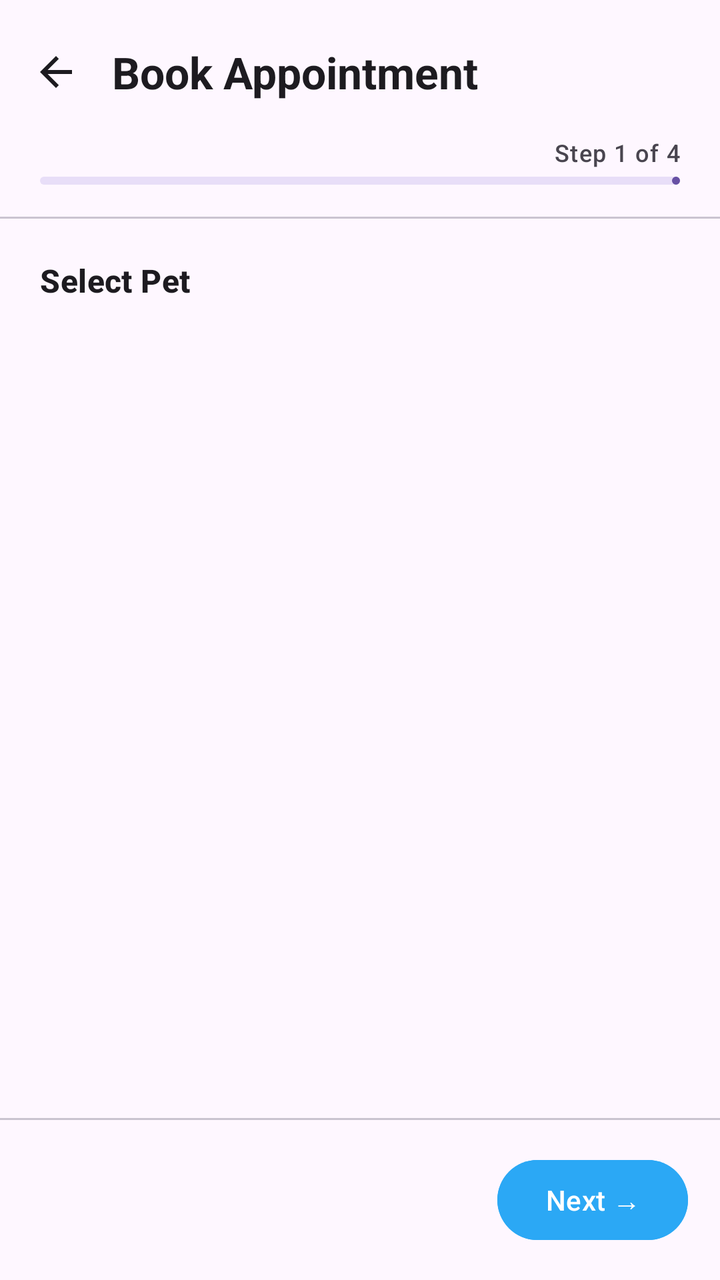
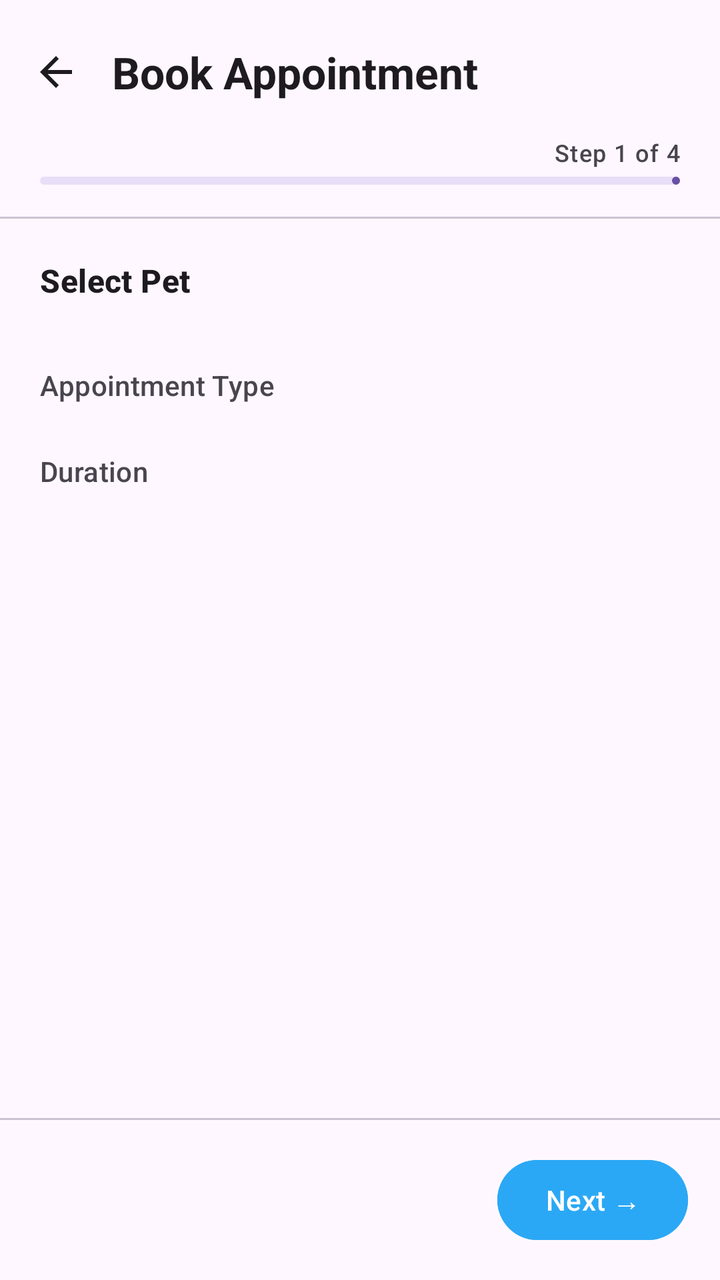

An Android layout rendered at two revisions. The XML below is the earlier revision; the diff shows what the commit changed to produce the second picture.
<!-- AndroidManifest.xml: application theme Theme.VET4PET -->
<!-- res/layout/fragment_book_appointment.xml -->
<?xml version="1.0" encoding="utf-8"?>
<LinearLayout xmlns:android="http://schemas.android.com/apk/res/android"
    xmlns:app="http://schemas.android.com/apk/res-auto"
    android:layout_width="match_parent"
    android:layout_height="match_parent"
    android:orientation="vertical">

    
    <LinearLayout
        android:layout_width="match_parent"
        android:layout_height="wrap_content"
        android:orientation="horizontal"
        android:gravity="center_vertical"
        android:paddingStart="4dp"
        android:paddingEnd="16dp"
        android:paddingTop="12dp"
        android:paddingBottom="8dp">

        <ImageButton
            android:id="@+id/btn_back"
            android:layout_width="48dp"
            android:layout_height="48dp"
            android:src="@drawable/ic_arrow_back"
            android:background="?attr/selectableItemBackgroundBorderless"
            android:contentDescription="@string/cd_back"
            app:tint="?attr/colorOnSurface" />

        <TextView
            android:layout_width="0dp"
            android:layout_height="wrap_content"
            android:layout_weight="1"
            android:layout_marginStart="4dp"
            android:text="@string/book_title"
            android:textAppearance="?attr/textAppearanceTitleLarge"
            android:textStyle="bold"
            android:textColor="?attr/colorOnSurface" />
    </LinearLayout>

    
    <TextView
        android:id="@+id/tv_step_label"
        android:layout_width="match_parent"
        android:layout_height="wrap_content"
        android:paddingHorizontal="20dp"
        android:paddingBottom="4dp"
        android:textAppearance="?attr/textAppearanceLabelMedium"
        android:textColor="?attr/colorOnSurfaceVariant"
        android:gravity="end"
        android:text="Step 1 of 4" />

    <com.google.android.material.progressindicator.LinearProgressIndicator
        android:id="@+id/progress_step"
        android:layout_width="match_parent"
        android:layout_height="wrap_content"
        android:layout_marginHorizontal="20dp"
        android:layout_marginBottom="16dp"
        app:trackCornerRadius="4dp" />

    <com.google.android.material.divider.MaterialDivider
        android:layout_width="match_parent"
        android:layout_height="wrap_content" />

    
    <androidx.core.widget.NestedScrollView
        android:layout_width="match_parent"
        android:layout_height="0dp"
        android:layout_weight="1"
        android:fillViewport="true">

        <LinearLayout
            android:layout_width="match_parent"
            android:layout_height="wrap_content"
            android:orientation="vertical"
            android:padding="20dp">

            
            <LinearLayout
                android:id="@+id/step_card_1"
                android:layout_width="match_parent"
                android:layout_height="wrap_content"
                android:orientation="vertical">

                <TextView
                    android:layout_width="wrap_content"
                    android:layout_height="wrap_content"
                    android:layout_marginBottom="12dp"
                    android:text="@string/book_step1_title"
                    android:textAppearance="?attr/textAppearanceTitleMedium"
                    android:textStyle="bold"
                    android:textColor="?attr/colorOnSurface" />

                <com.google.android.material.progressindicator.CircularProgressIndicator
                    android:id="@+id/progress_step1"
                    android:layout_width="wrap_content"
                    android:layout_height="wrap_content"
                    android:layout_gravity="center_horizontal"
                    android:visibility="gone" />

                <com.google.android.material.chip.ChipGroup
                    android:id="@+id/chip_group_pets"
                    android:layout_width="match_parent"
                    android:layout_height="wrap_content"
                    app:singleSelection="true" />

            </LinearLayout>

            
            <LinearLayout
                android:id="@+id/step_card_2"
                android:layout_width="match_parent"
                android:layout_height="wrap_content"
                android:orientation="vertical"
                android:visibility="gone">

                <TextView
                    android:layout_width="wrap_content"
                    android:layout_height="wrap_content"
                    android:layout_marginBottom="12dp"
                    android:text="@string/book_step2_title"
                    android:textAppearance="?attr/textAppearanceTitleMedium"
                    android:textStyle="bold"
                    android:textColor="?attr/colorOnSurface" />

                <com.google.android.material.progressindicator.CircularProgressIndicator
                    android:id="@+id/progress_step2"
                    android:layout_width="wrap_content"
                    android:layout_height="wrap_content"
                    android:layout_gravity="center_horizontal"
                    android:visibility="gone" />

                <com.google.android.material.chip.ChipGroup
                    android:id="@+id/chip_group_vets"
                    android:layout_width="match_parent"
                    android:layout_height="wrap_content"
                    app:singleSelection="true" />

            </LinearLayout>

            
            <LinearLayout
                android:id="@+id/step_card_3"
                android:layout_width="match_parent"
                android:layout_height="wrap_content"
                android:orientation="vertical"
                android:visibility="gone">

                <TextView
                    android:layout_width="wrap_content"
                    android:layout_height="wrap_content"
                    android:layout_marginBottom="12dp"
                    android:text="@string/book_step3_title"
                    android:textAppearance="?attr/textAppearanceTitleMedium"
                    android:textStyle="bold"
                    android:textColor="?attr/colorOnSurface" />

                <com.google.android.material.button.MaterialButton
                    android:id="@+id/btn_pick_date"
                    style="@style/Widget.Material3.Button.OutlinedButton"
                    android:layout_width="match_parent"
                    android:layout_height="wrap_content"
                    android:text="@string/book_pick_date"
                    app:icon="@drawable/ic_nav_appointments" />

                <com.google.android.material.progressindicator.CircularProgressIndicator
                    android:id="@+id/progress_slots"
                    android:layout_width="wrap_content"
                    android:layout_height="wrap_content"
                    android:layout_gravity="center_horizontal"
                    android:layout_marginTop="12dp"
                    android:visibility="gone" />

                <TextView
                    android:id="@+id/tv_no_slots"
                    android:layout_width="match_parent"
                    android:layout_height="wrap_content"
                    android:layout_marginTop="12dp"
                    android:gravity="center"
                    android:text="@string/book_no_slots"
                    android:textAppearance="?attr/textAppearanceBodyMedium"
                    android:textColor="?attr/colorOnSurfaceVariant"
                    android:visibility="gone" />

                <TextView
                    android:layout_width="wrap_content"
                    android:layout_height="wrap_content"
                    android:layout_marginTop="16dp"
                    android:layout_marginBottom="8dp"
                    android:text="@string/book_available_times"
                    android:textAppearance="?attr/textAppearanceLabelLarge"
                    android:textColor="?attr/colorOnSurfaceVariant" />

                <com.google.android.material.chip.ChipGroup
                    android:id="@+id/chip_group_slots"
                    android:layout_width="match_parent"
                    android:layout_height="wrap_content"
                    android:visibility="gone"
                    app:singleSelection="true" />

            </LinearLayout>

            
            <LinearLayout
                android:id="@+id/step_card_4"
                android:layout_width="match_parent"
                android:layout_height="wrap_content"
                android:orientation="vertical"
                android:visibility="gone">

                <TextView
                    android:layout_width="wrap_content"
                    android:layout_height="wrap_content"
                    android:layout_marginBottom="16dp"
                    android:text="@string/book_step4_title"
                    android:textAppearance="?attr/textAppearanceTitleMedium"
                    android:textStyle="bold"
                    android:textColor="?attr/colorOnSurface" />

                <com.google.android.material.card.MaterialCardView
                    style="@style/Widget.Material3.CardView.Filled"
                    android:layout_width="match_parent"
                    android:layout_height="wrap_content"
                    app:cardCornerRadius="16dp"
                    app:cardElevation="0dp">

                    <LinearLayout
                        android:layout_width="match_parent"
                        android:layout_height="wrap_content"
                        android:orientation="vertical"
                        android:padding="16dp">

                        <LinearLayout android:layout_width="match_parent"
                            android:layout_height="wrap_content" android:orientation="horizontal"
                            android:layout_marginBottom="8dp">
                            <TextView android:layout_width="0dp" android:layout_height="wrap_content"
                                android:layout_weight="1"
                                android:text="@string/book_review_pet"
                                android:textAppearance="?attr/textAppearanceLabelLarge"
                                android:textColor="?attr/colorOnSurfaceVariant" />
                            <TextView android:id="@+id/tv_review_pet"
                                android:layout_width="wrap_content" android:layout_height="wrap_content"
                                android:textAppearance="?attr/textAppearanceBodyLarge"
                                android:textStyle="bold"
                                android:textColor="?attr/colorOnSurface" />
                        </LinearLayout>

                        <LinearLayout android:layout_width="match_parent"
                            android:layout_height="wrap_content" android:orientation="horizontal"
                            android:layout_marginBottom="8dp">
                            <TextView android:layout_width="0dp" android:layout_height="wrap_content"
                                android:layout_weight="1"
                                android:text="@string/book_review_vet"
                                android:textAppearance="?attr/textAppearanceLabelLarge"
                                android:textColor="?attr/colorOnSurfaceVariant" />
                            <TextView android:id="@+id/tv_review_vet"
                                android:layout_width="wrap_content" android:layout_height="wrap_content"
                                android:textAppearance="?attr/textAppearanceBodyLarge"
                                android:textColor="?attr/colorOnSurface" />
                        </LinearLayout>

                        <LinearLayout android:layout_width="match_parent"
                            android:layout_height="wrap_content" android:orientation="horizontal"
                            android:layout_marginBottom="8dp">
                            <TextView android:layout_width="0dp" android:layout_height="wrap_content"
                                android:layout_weight="1"
                                android:text="@string/book_review_date"
                                android:textAppearance="?attr/textAppearanceLabelLarge"
                                android:textColor="?attr/colorOnSurfaceVariant" />
                            <TextView android:id="@+id/tv_review_date"
                                android:layout_width="wrap_content" android:layout_height="wrap_content"
                                android:textAppearance="?attr/textAppearanceBodyLarge"
                                android:textColor="?attr/colorOnSurface" />
                        </LinearLayout>

                        <LinearLayout android:layout_width="match_parent"
                            android:layout_height="wrap_content" android:orientation="horizontal">
                            <TextView android:layout_width="0dp" android:layout_height="wrap_content"
                                android:layout_weight="1"
                                android:text="@string/book_review_time"
                                android:textAppearance="?attr/textAppearanceLabelLarge"
                                android:textColor="?attr/colorOnSurfaceVariant" />
                            <TextView android:id="@+id/tv_review_time"
                                android:layout_width="wrap_content" android:layout_height="wrap_content"
                                android:textAppearance="?attr/textAppearanceBodyLarge"
                                android:textStyle="bold"
                                android:textColor="?attr/colorPrimary" />
                        </LinearLayout>

                    </LinearLayout>
                </com.google.android.material.card.MaterialCardView>

                
                <com.google.android.material.textfield.TextInputLayout
                    android:layout_width="match_parent"
                    android:layout_height="wrap_content"
                    android:layout_marginTop="16dp"
                    android:hint="@string/book_notes_hint"
                    style="@style/Widget.Material3.TextInputLayout.OutlinedBox">
                    <com.google.android.material.textfield.TextInputEditText
                        android:id="@+id/et_notes"
                        android:layout_width="match_parent"
                        android:layout_height="wrap_content"
                        android:inputType="textMultiLine|textCapSentences"
                        android:minLines="2"
                        android:maxLines="4" />
                </com.google.android.material.textfield.TextInputLayout>

            </LinearLayout>

        </LinearLayout>
    </androidx.core.widget.NestedScrollView>

    <com.google.android.material.divider.MaterialDivider
        android:layout_width="match_parent"
        android:layout_height="wrap_content" />

    
    <LinearLayout
        android:layout_width="match_parent"
        android:layout_height="wrap_content"
        android:orientation="horizontal"
        android:gravity="center_vertical"
        android:padding="16dp">

        <com.google.android.material.button.MaterialButton
            android:id="@+id/btn_prev"
            style="@style/Widget.Material3.Button.OutlinedButton"
            android:layout_width="wrap_content"
            android:layout_height="wrap_content"
            android:text="@string/book_prev"
            android:visibility="gone" />

        <android.view.View
            android:layout_width="0dp"
            android:layout_height="1dp"
            android:layout_weight="1" />

        <com.google.android.material.progressindicator.CircularProgressIndicator
            android:id="@+id/progress_confirm"
            android:layout_width="wrap_content"
            android:layout_height="wrap_content"
            android:layout_marginEnd="12dp"
            android:visibility="gone" />

        <com.google.android.material.button.MaterialButton
            android:id="@+id/btn_next"
            style="@style/Widget.Material3.Button"
            android:layout_width="wrap_content"
            android:layout_height="wrap_content"
            android:backgroundTint="@color/brand"
            android:text="@string/book_next" />

    </LinearLayout>

</LinearLayout>
<!-- resources referenced by this layout -->
<resources>
  <color name="brand">#2BA8F5</color>
  <!-- drawable ic_arrow_back (drawable) -->
  <?xml version="1.0" encoding="utf-8"?>
  <vector xmlns:android="http://schemas.android.com/apk/res/android"
      android:width="24dp"
      android:height="24dp"
      android:viewportWidth="24"
      android:viewportHeight="24">
      <path
          android:fillColor="?attr/colorControlNormal"
          android:pathData="M20,11H7.83l5.59,-5.59L12,4l-8,8 8,8 1.41,-1.41L7.83,13H20v-2z" />
  </vector>
  <!-- drawable ic_nav_appointments (drawable) -->
  <?xml version="1.0" encoding="utf-8"?>
  <vector xmlns:android="http://schemas.android.com/apk/res/android"
      android:width="24dp"
      android:height="24dp"
      android:viewportWidth="24"
      android:viewportHeight="24">
      <path
          android:fillColor="?attr/colorControlNormal"
          android:pathData="M17,12h-5v5h5v-5zM16,1v2H8V1H6v2H5C3.89,3 3.01,3.9 3.01,5L3,19c0,1.1 0.89,2 2,2h14c1.1,0 2,-0.9 2,-2V5c0,-1.1 -0.9,-2 -2,-2h-1V1h-2zM19,19H5V8h14v11z" />
  </vector>
  <string name="book_available_times">Available times</string>
  <string name="book_next">Next →</string>
  <string name="book_no_slots">No available slots for this date</string>
  <string name="book_notes_hint">Notes (optional)</string>
  <string name="book_pick_date">Pick a date</string>
  <string name="book_prev">← Back</string>
  <string name="book_review_date">Date</string>
  <string name="book_review_pet">Pet</string>
  <string name="book_review_time">Time</string>
  <string name="book_review_vet">Vet</string>
  <string name="book_step1_title">Select Pet</string>
  <string name="book_step2_title">Select Veterinarian</string>
  <string name="book_step3_title">Select Date &amp; Time</string>
  <string name="book_step4_title">Review &amp; Confirm</string>
  <string name="book_title">Book Appointment</string>
  <string name="cd_back">Back</string>
  <style name="Theme.VET4PET" parent="Theme.Material3.DayNight.NoActionBar" />
</resources>

<!-- the commit's change to res/layout/fragment_book_appointment.xml (unified diff, before → after) -->
@@ -102,6 +102,38 @@
                     android:layout_height="wrap_content"
                     app:singleSelection="true" />
 
+                
+                <TextView
+                    android:layout_width="wrap_content"
+                    android:layout_height="wrap_content"
+                    android:layout_marginTop="20dp"
+                    android:layout_marginBottom="8dp"
+                    android:text="@string/book_type_label"
+                    android:textAppearance="?attr/textAppearanceLabelLarge"
+                    android:textColor="?attr/colorOnSurfaceVariant" />
+
+                <com.google.android.material.chip.ChipGroup
+                    android:id="@+id/chip_group_type"
+                    android:layout_width="match_parent"
+                    android:layout_height="wrap_content"
+                    app:singleSelection="true" />
+
+                
+                <TextView
+                    android:layout_width="wrap_content"
+                    android:layout_height="wrap_content"
+                    android:layout_marginTop="16dp"
+                    android:layout_marginBottom="8dp"
+                    android:text="@string/book_duration_label"
+                    android:textAppearance="?attr/textAppearanceLabelLarge"
+                    android:textColor="?attr/colorOnSurfaceVariant" />
+
+                <com.google.android.material.chip.ChipGroup
+                    android:id="@+id/chip_group_duration"
+                    android:layout_width="match_parent"
+                    android:layout_height="wrap_content"
+                    app:singleSelection="true" />
+
             </LinearLayout>
 
             
@@ -272,7 +304,8 @@
                         </LinearLayout>
 
                         <LinearLayout android:layout_width="match_parent"
-                            android:layout_height="wrap_content" android:orientation="horizontal">
+                            android:layout_height="wrap_content" android:orientation="horizontal"
+                            android:layout_marginBottom="8dp">
                             <TextView android:layout_width="0dp" android:layout_height="wrap_content"
                                 android:layout_weight="1"
                                 android:text="@string/book_review_time"
@@ -283,6 +316,33 @@
                                 android:textAppearance="?attr/textAppearanceBodyLarge"
                                 android:textStyle="bold"
                                 android:textColor="?attr/colorPrimary" />
+                        </LinearLayout>
+
+                        <LinearLayout android:layout_width="match_parent"
+                            android:layout_height="wrap_content" android:orientation="horizontal"
+                            android:layout_marginBottom="8dp">
+                            <TextView android:layout_width="0dp" android:layout_height="wrap_content"
+                                android:layout_weight="1"
+                                android:text="@string/book_review_type"
+                                android:textAppearance="?attr/textAppearanceLabelLarge"
+                                android:textColor="?attr/colorOnSurfaceVariant" />
+                            <TextView android:id="@+id/tv_review_type"
+                                android:layout_width="wrap_content" android:layout_height="wrap_content"
+                                android:textAppearance="?attr/textAppearanceBodyLarge"
+                                android:textColor="?attr/colorOnSurface" />
+                        </LinearLayout>
+
+                        <LinearLayout android:layout_width="match_parent"
+                            android:layout_height="wrap_content" android:orientation="horizontal">
+                            <TextView android:layout_width="0dp" android:layout_height="wrap_content"
+                                android:layout_weight="1"
+                                android:text="@string/book_review_duration"
+                                android:textAppearance="?attr/textAppearanceLabelLarge"
+                                android:textColor="?attr/colorOnSurfaceVariant" />
+                            <TextView android:id="@+id/tv_review_duration"
+                                android:layout_width="wrap_content" android:layout_height="wrap_content"
+                                android:textAppearance="?attr/textAppearanceBodyLarge"
+                                android:textColor="?attr/colorOnSurface" />
                         </LinearLayout>
 
                     </LinearLayout>
<!-- resource entries referenced after the edit -->
@@ -24,20 +24,24 @@
           android:pathData="M17,12h-5v5h5v-5zM16,1v2H8V1H6v2H5C3.89,3 3.01,3.9 3.01,5L3,19c0,1.1 0.89,2 2,2h14c1.1,0 2,-0.9 2,-2V5c0,-1.1 -0.9,-2 -2,-2h-1V1h-2zM19,19H5V8h14v11z" />
   </vector>
   <string name="book_available_times">Available times</string>
+  <string name="book_duration_label">Duration</string>
   <string name="book_next">Next →</string>
   <string name="book_no_slots">No available slots for this date</string>
   <string name="book_notes_hint">Notes (optional)</string>
   <string name="book_pick_date">Pick a date</string>
   <string name="book_prev">← Back</string>
   <string name="book_review_date">Date</string>
+  <string name="book_review_duration">Duration</string>
   <string name="book_review_pet">Pet</string>
   <string name="book_review_time">Time</string>
+  <string name="book_review_type">Type</string>
   <string name="book_review_vet">Vet</string>
   <string name="book_step1_title">Select Pet</string>
   <string name="book_step2_title">Select Veterinarian</string>
   <string name="book_step3_title">Select Date &amp; Time</string>
   <string name="book_step4_title">Review &amp; Confirm</string>
   <string name="book_title">Book Appointment</string>
+  <string name="book_type_label">Appointment Type</string>
   <string name="cd_back">Back</string>
   <style name="Theme.VET4PET" parent="Theme.Material3.DayNight.NoActionBar" />
 </resources>
